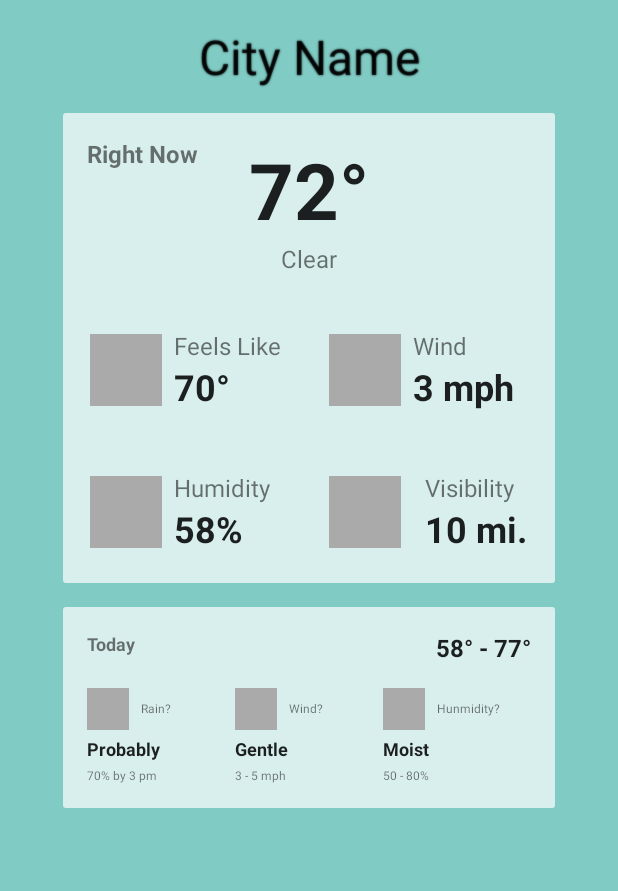
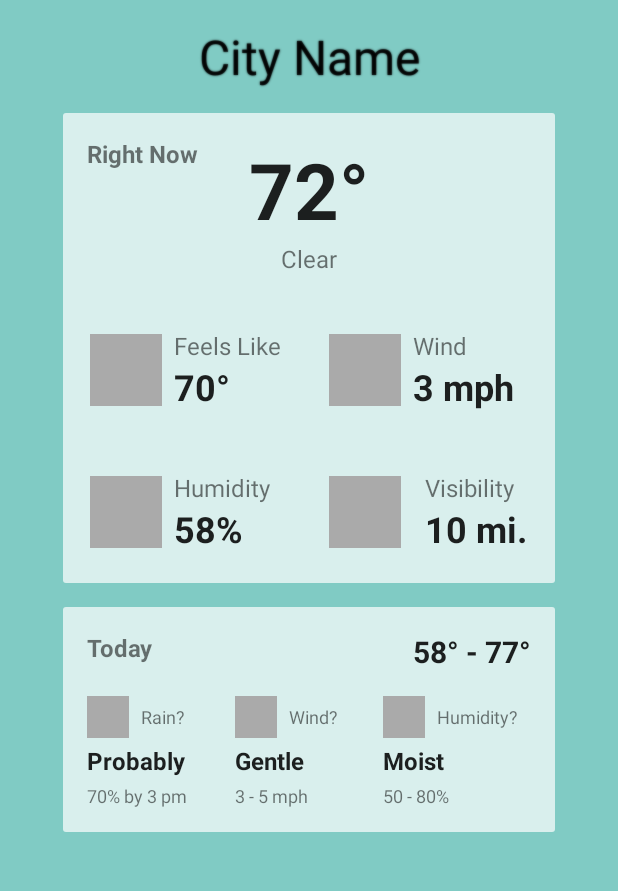
Before and after one commit to arosiclair/Weatherly, an Android app: the screen it shows after launch (MainActivity), on a phone screen of 412 x 824 dp, the part 84-975 px from its top. Run offline under Robolectric (Android 15) with nearby library versions, the phone set to English and light mode, and no system bars.

Commit message:
Increased size of fonts in Today card

```diff
--- a/app/src/main/res/layout/fragment_city.xml
+++ b/app/src/main/res/layout/fragment_city.xml
@@ -295,7 +295,7 @@
                     android:layout_gravity="top|left"
                     android:text="Today"
                     android:textColor="@color/abc_secondary_text_material_light"
-                    android:textSize="12sp"
+                    android:textSize="16sp"
                     android:textStyle="bold" />
 
                 <TextView
@@ -305,7 +305,7 @@
                     android:layout_gravity="top|right"
                     android:text="58° - 77°"
                     android:textColor="@color/abc_primary_text_material_light"
-                    android:textSize="16sp"
+                    android:textSize="20sp"
                     android:textStyle="bold" />
             </FrameLayout>
 
@@ -342,7 +342,7 @@
                             android:paddingLeft="8dp"
                             android:text="Rain?"
                             android:textColor="@color/abc_secondary_text_material_light"
-                            android:textSize="8sp" />
+                            android:textSize="12sp" />
                     </LinearLayout>
 
                     <TextView
@@ -352,7 +352,7 @@
                         android:paddingTop="4dp"
                         android:text="Probably"
                         android:textColor="@color/abc_primary_text_material_light"
-                        android:textSize="12sp"
+                        android:textSize="16sp"
                         android:textStyle="bold" />
 
                     <TextView
@@ -362,7 +362,7 @@
                         android:paddingTop="4dp"
                         android:text="70% by 3 pm"
                         android:textColor="@color/abc_secondary_text_material_light"
-                        android:textSize="8sp" />
+                        android:textSize="12sp" />
                 </LinearLayout>
 
                 <!-- Wind Forecast -->
@@ -390,7 +390,7 @@
                             android:paddingLeft="8dp"
                             android:text="Wind?"
                             android:textColor="@color/abc_secondary_text_material_light"
-                            android:textSize="8sp" />
+                            android:textSize="12sp" />
                     </LinearLayout>
 
                     <TextView
@@ -400,7 +400,7 @@
                         android:paddingTop="4dp"
                         android:text="Gentle"
                         android:textColor="@color/abc_primary_text_material_light"
-                        android:textSize="12sp"
+                        android:textSize="16sp"
                         android:textStyle="bold" />
 
                     <TextView
@@ -410,7 +410,7 @@
                         android:paddingTop="4dp"
                         android:text="3 - 5 mph"
                         android:textColor="@color/abc_secondary_text_material_light"
-                        android:textSize="8sp" />
+                        android:textSize="12sp" />
                 </LinearLayout>
 
                 <!-- Humidity Forecast -->
@@ -436,9 +436,9 @@
                             android:layout_height="wrap_content"
                             android:layout_gravity="center_vertical"
                             android:paddingLeft="8dp"
-                            android:text="Hunmidity?"
+                            android:text="Humidity?"
                             android:textColor="@color/abc_secondary_text_material_light"
-                            android:textSize="8sp" />
+                            android:textSize="12sp" />
                     </LinearLayout>
 
                     <TextView
@@ -448,7 +448,7 @@
                         android:paddingTop="4dp"
                         android:text="Moist"
                         android:textColor="@color/abc_primary_text_material_light"
-                        android:textSize="12sp"
+                        android:textSize="16sp"
                         android:textStyle="bold" />
 
                     <TextView
@@ -458,7 +458,7 @@
                         android:paddingTop="4dp"
                         android:text="50 - 80%"
                         android:textColor="@color/abc_secondary_text_material_light"
-                        android:textSize="8sp" />
+                        android:textSize="12sp" />
                 </LinearLayout>
             </LinearLayout>
         </LinearLayout>
```
